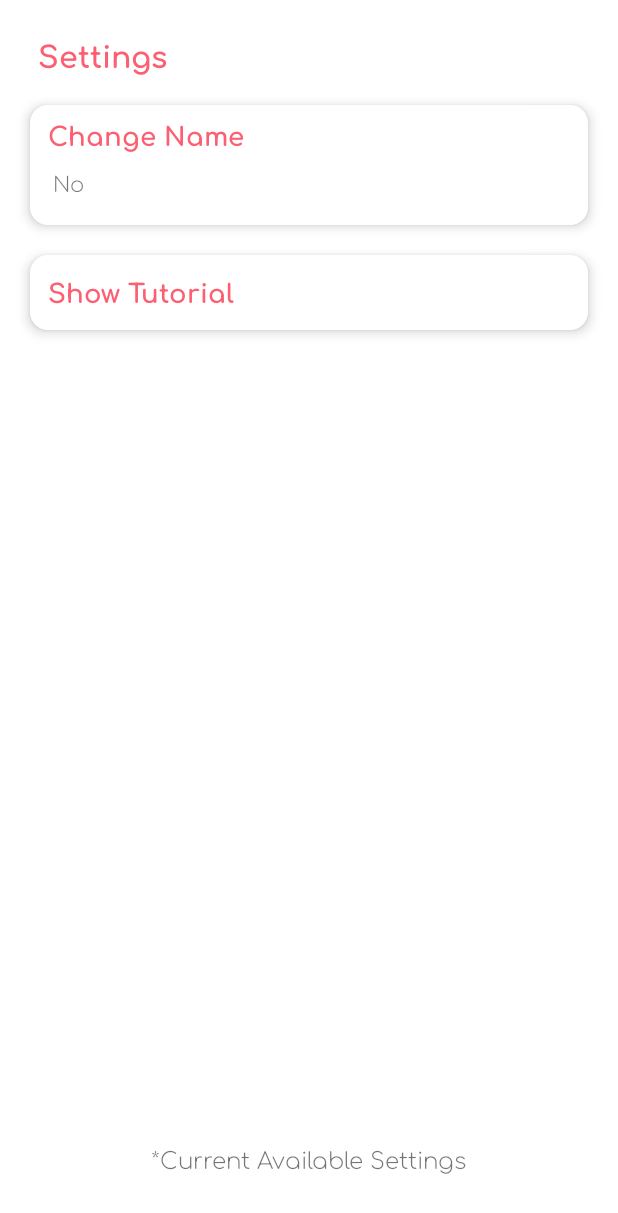
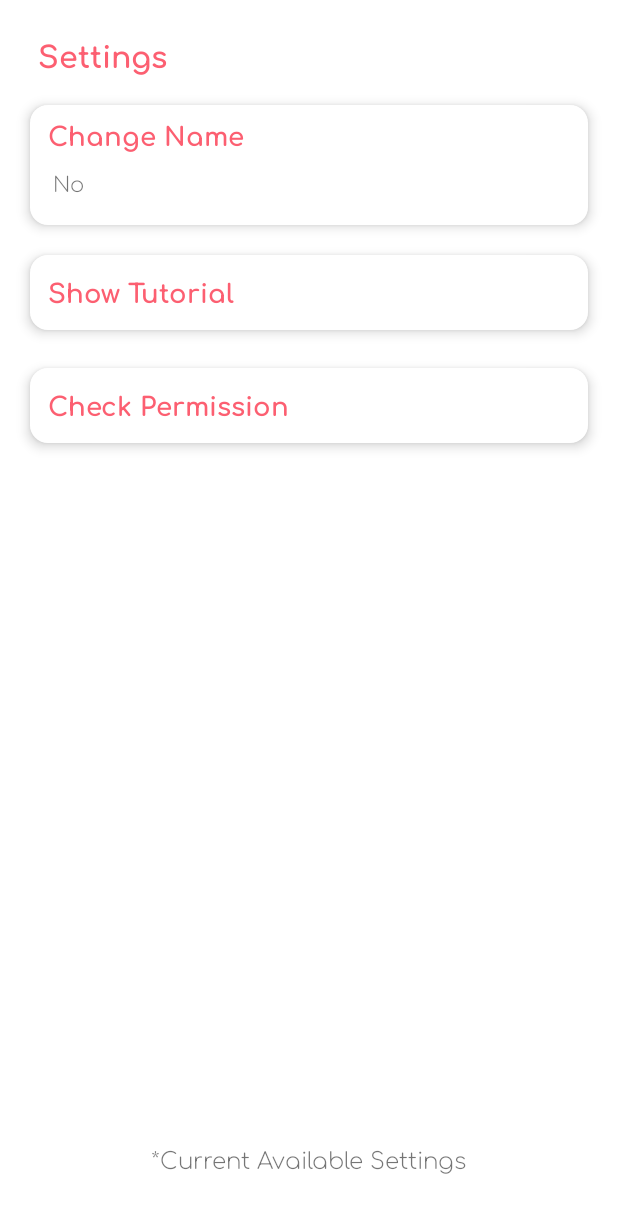
Before and after one commit to fujisaki24/SheDefense, an Android app: the SettingsActivity screen opened directly, with no data from a screen before it, on a phone screen of 412 x 824 dp. Shown: the top 1213 px of the screen. Run offline under Robolectric (Android 15) with nearby library versions, the phone set to English and light mode, and no system bars.

Commit message:
check permission feature has not been implemented.

```diff
--- a/app/build.gradle
+++ b/app/build.gradle
@@ -42,4 +42,5 @@ dependencies {
     implementation "org.jetbrains.kotlin:kotlin-stdlib:1.4.0"
     implementation 'androidx.core:core:1.3.1'
     implementation 'androidx.core:core-ktx:1.3.1'
+    implementation 'com.google.android.gms:play-services-location:18.0.0'
 }
--- a/app/src/main/java/com/example/shedefense/ContactsActivity.java
+++ b/app/src/main/java/com/example/shedefense/ContactsActivity.java
@@ -108,6 +108,12 @@ public class ContactsActivity extends AppCompatActivity {
             }
         });
 
+    }
+
+    @Override
+    public void onBackPressed() {
+        super.onBackPressed();
+        finish();
     }
 
     public void pickContactIntent(int code)
--- a/app/src/main/java/com/example/shedefense/MainActivity.java
+++ b/app/src/main/java/com/example/shedefense/MainActivity.java
@@ -28,6 +28,7 @@ import static android.Manifest.permission.READ_SMS;
      private static final int REQUEST_PHONE_CALL=1;
      private static final int REQUEST_LOCATION=1;
      private static final String myPreference = "Camalot";
+     private static int LOCATION_PERMISSION_CODE = 1000;
      private static int splash_timeout = 4000;
 
     @Override
@@ -71,8 +72,13 @@ import static android.Manifest.permission.READ_SMS;
          if (ContextCompat.checkSelfPermission(this, Manifest.permission.ACCESS_FINE_LOCATION) != PackageManager.PERMISSION_GRANTED)
              ActivityCompat.requestPermissions(MainActivity.this, new String[]{Manifest.permission.ACCESS_FINE_LOCATION}, REQUEST_LOCATION);
 
+         if (ContextCompat.checkSelfPermission(this, Manifest.permission.ACCESS_FINE_LOCATION) != PackageManager.PERMISSION_GRANTED)
+             ActivityCompat.requestPermissions(this, new String[]{Manifest.permission.ACCESS_FINE_LOCATION}, LOCATION_PERMISSION_CODE);
+
          if (Build.VERSION.SDK_INT >= Build.VERSION_CODES.M) {
              requestPermissions(new String[]{READ_SMS, READ_PHONE_NUMBERS, READ_PHONE_STATE}, 100);
+
+
          }
 
      }
--- a/app/src/main/java/com/example/shedefense/SettingsActivity.java
+++ b/app/src/main/java/com/example/shedefense/SettingsActivity.java
@@ -21,7 +21,7 @@ import com.google.android.material.dialog.MaterialAlertDialogBuilder;
 public class SettingsActivity extends AppCompatActivity {
 
     private static final String myPreference = "Camalot";
-    RelativeLayout changenamebtn,show_tut;
+    RelativeLayout changenamebtn,show_tut,check_permission;
     TextView usrname;
     @Override
     protected void onCreate(Bundle savedInstanceState) {
@@ -31,6 +31,7 @@ public class SettingsActivity extends AppCompatActivity {
         usrname = findViewById(R.id.username);
         changenamebtn = findViewById(R.id.change_name_settings);
         show_tut = findViewById(R.id.show_tut);
+        check_permission = findViewById(R.id.check_permission_btn);
 
         //String Database_Name = sharedPreferences.getString("Username","No");
         loadname();
@@ -48,7 +49,6 @@ public class SettingsActivity extends AppCompatActivity {
                 editText.setTypeface(font);
                 editText.setBackgroundTintList(ColorStateList.valueOf(getColor(R.color.pinkPrimary)));
                 dialogBuilder.setView(editText,50,0,50,0);
-                //dialogBuilder.setView(editText);
                 dialogBuilder.setPositiveButton("Change", new DialogInterface.OnClickListener() {
                     @Override
                     public void onClick(DialogInterface dialog, int which) {
@@ -56,7 +56,7 @@ public class SettingsActivity extends AppCompatActivity {
                         SharedPreferences sharedPreferences = getSharedPreferences(myPreference,MODE_PRIVATE);
                         SharedPreferences.Editor editor = sharedPreferences.edit();
                         editor.putString("Username",name);
-                        editor.commit();
+                        editor.apply();
                         loadname();
 
                     }
@@ -70,6 +70,13 @@ public class SettingsActivity extends AppCompatActivity {
                 //Toast.makeText(getApplicationContext(),"Ennada Myre",Toast.LENGTH_SHORT).show();
                 Intent intent = new Intent(getApplicationContext(),IntroActivity.class);
                 startActivity(intent);
+            }
+        });
+
+        check_permission.setOnClickListener(new View.OnClickListener() {
+            @Override
+            public void onClick(View v) {
+                Toast.makeText(getApplicationContext(),"Check Permission Feature has not been set!",Toast.LENGTH_SHORT).show();
             }
         });
     }
--- a/app/src/main/res/layout/activity_settings.xml
+++ b/app/src/main/res/layout/activity_settings.xml
@@ -73,6 +73,29 @@
             android:textColor="@color/pinkPrimary"/>
     </RelativeLayout>
 
+    <RelativeLayout
+        android:id="@+id/check_permission_btn"
+        android:layout_width="match_parent"
+        android:layout_height="50dp"
+        android:background="@drawable/profile_bg"
+        android:elevation="5dp"
+        android:layout_marginTop="245dp"
+        android:paddingLeft="10dp"
+        android:paddingRight="10dp"
+        android:layout_marginLeft="20dp"
+        android:layout_marginRight="20dp">
+
+        <TextView
+            android:layout_width="wrap_content"
+            android:layout_height="wrap_content"
+            android:text="Check Permission"
+            android:layout_marginTop="10dp"
+            android:layout_marginLeft="2dp"
+            android:fontFamily="@font/comfortaa_bold"
+            android:textSize="17dp"
+            android:textColor="@color/pinkPrimary"/>
+    </RelativeLayout>
+
 <TextView
     android:layout_width="wrap_content"
     android:layout_height="wrap_content"
--- a/app/src/main/res/values/themes.xml
+++ b/app/src/main/res/values/themes.xml
@@ -47,8 +47,19 @@
         <item name="android:textColor">@color/pinkPrimary</item>
         <item name="colorPrimary">@color/pinkPrimary</item>
 
+    </style>
 
+
+    <style name="Theme.Transparent" parent="Theme.AppCompat.NoActionBar">
+        <item name="android:windowIsTranslucent">true</item>
+        <item name="android:windowBackground">@android:color/transparent</item>
+        <item name="android:windowContentOverlay">@null</item>
+        <item name="android:windowNoTitle">true</item>
+        <item name="android:windowIsFloating">true</item>
+        <item name="android:backgroundDimEnabled">false</item>
     </style>
+
+
     <style name="ShapeAppearanceOverlay.MyApp.Dialog.Rounded" parent="">
         <item name="cornerFamily">rounded</item>
         <item name="cornerSize">20dp</item>
```
Also changed, not shown: app/src/main/AndroidManifest.xml (+5 -3 lines), app/src/main/java/com/example/shedefense/HomeActivity.java (+26 -2 lines), app/src/main/java/com/example/shedefense/SMSActivity.java (added, +94 -0 lines), app/src/main/java/com/example/shedefense/WidgetService.java (+51 -53 lines), app/src/main/res/layout/activity_sms.xml (added, +9 -0 lines).
